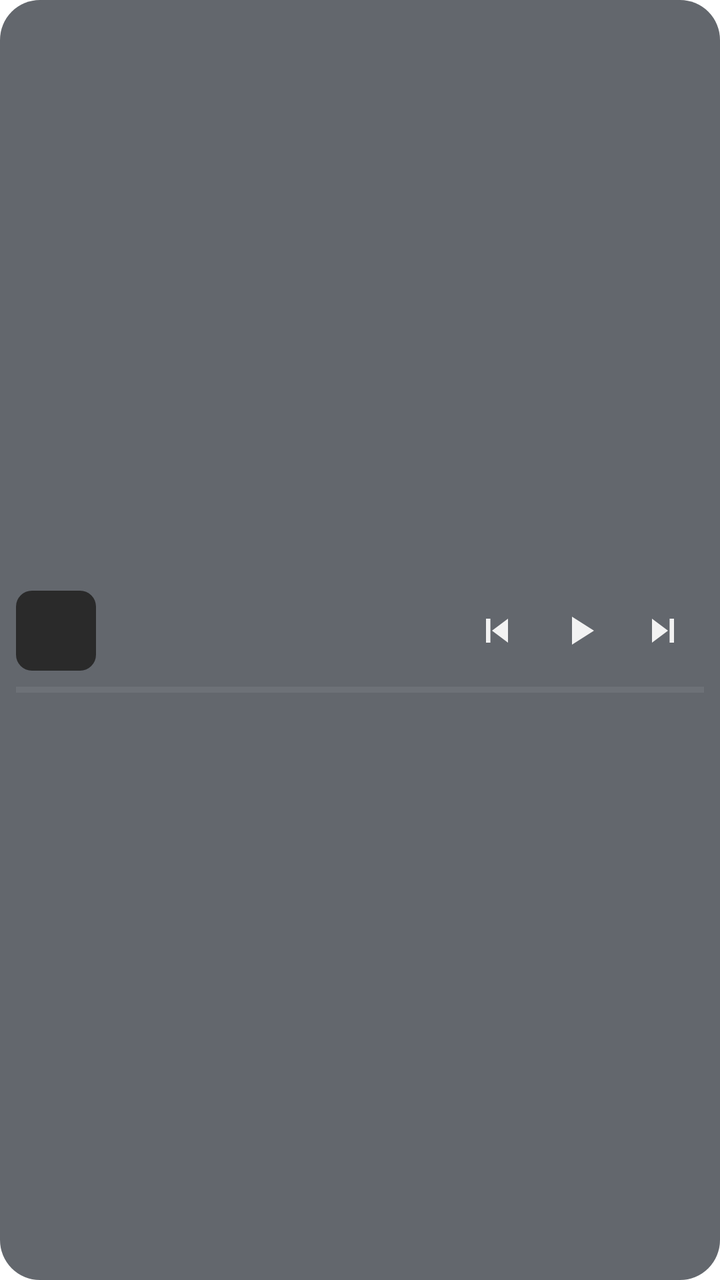
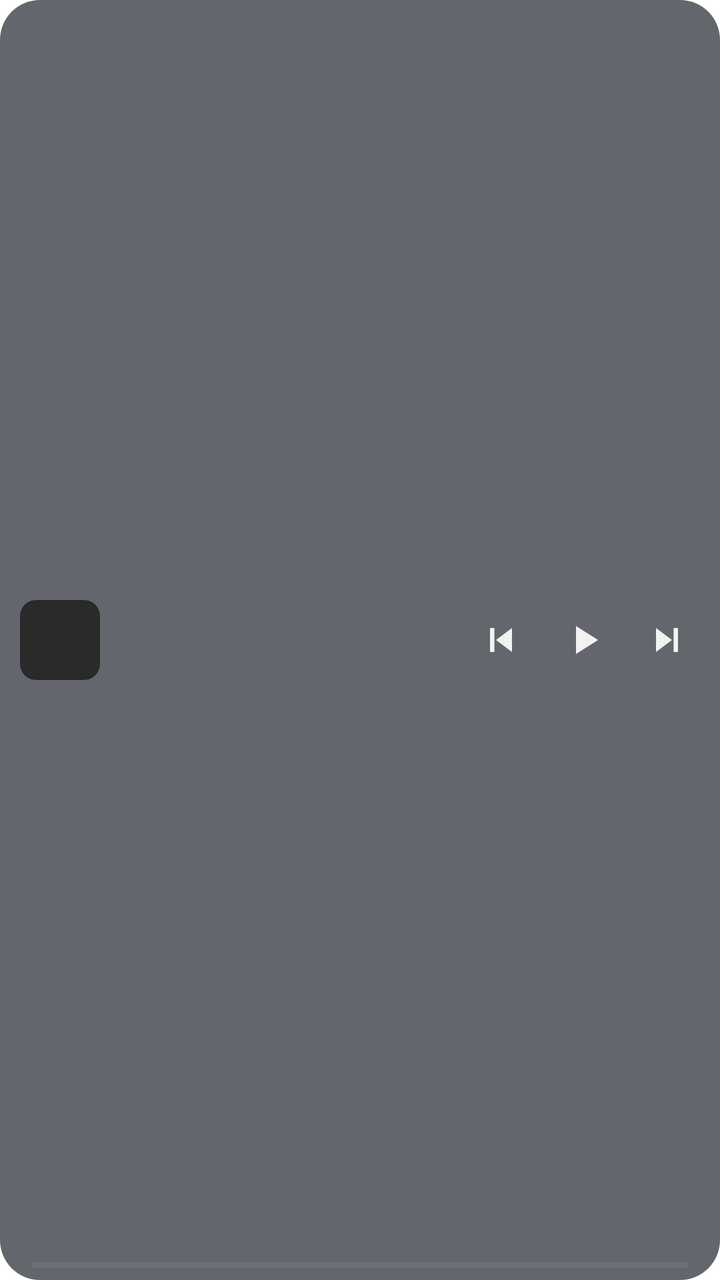

The first picture is an Android layout as it rendered before a commit; the second is the same layout after the commit. The layout source and the unified diff follow.
<!-- AndroidManifest.xml: fallback theme Theme.MaterialComponents.DayNight.NoActionBar -->
<!-- res/layout/jukebox_widget_compact.xml -->
<?xml version="1.0" encoding="utf-8"?>
<FrameLayout xmlns:android="http://schemas.android.com/apk/res/android"
  android:id="@+id/jukebox_widget_root"
  android:layout_width="match_parent" android:layout_height="match_parent">
  <ImageView android:id="@+id/jukebox_widget_glass"
    android:layout_width="match_parent" android:layout_height="match_parent"
    android:src="@drawable/jukebox_widget_background" android:scaleType="fitXY"
    android:importantForAccessibility="no" />
  <LinearLayout android:layout_width="match_parent" android:layout_height="match_parent"
    android:orientation="vertical" android:gravity="center_vertical" android:padding="8dp">
    <LinearLayout android:layout_width="match_parent" android:layout_height="wrap_content"
      android:orientation="horizontal" android:gravity="center_vertical">
  <ImageView
    android:id="@+id/jukebox_widget_art"
    android:layout_width="40dp"
    android:layout_height="40dp"
    android:background="@drawable/jukebox_widget_art_placeholder"
    android:contentDescription="@string/jukebox_widget_art"
    android:scaleType="centerCrop" />

  <LinearLayout
    android:layout_width="0dp"
    android:layout_height="wrap_content"
    android:layout_marginStart="12dp"
    android:layout_weight="1"
    android:orientation="vertical">

    <TextView
      android:id="@+id/jukebox_widget_title"
      android:layout_width="match_parent"
      android:layout_height="wrap_content"
      android:ellipsize="end"
      android:maxLines="1"
      android:textColor="#EDEDED"
      android:textSize="14sp" />

    <TextView
      android:id="@+id/jukebox_widget_artist"
      android:layout_width="match_parent"
      android:layout_height="wrap_content"
      android:ellipsize="end"
      android:layout_marginTop="2dp"
      android:maxLines="1"
      android:textColor="#D2D6DE"
      android:textSize="12sp" />
  </LinearLayout>

  <ImageButton
    android:id="@+id/jukebox_widget_previous"
    android:layout_width="40dp"
    android:layout_height="40dp"
    android:background="?android:attr/selectableItemBackgroundBorderless"
    android:contentDescription="@string/jukebox_widget_previous"
    android:padding="8dp"
    android:src="@drawable/jukebox_ic_previous" />

  <ImageButton
    android:id="@+id/jukebox_widget_toggle"
    android:layout_width="44dp"
    android:layout_height="44dp"
    android:background="?android:attr/selectableItemBackgroundBorderless"
    android:contentDescription="@string/jukebox_widget_toggle"
    android:padding="8dp"
    android:src="@drawable/jukebox_ic_play" />

  <ImageButton
    android:id="@+id/jukebox_widget_next"
    android:layout_width="40dp"
    android:layout_height="40dp"
    android:background="?android:attr/selectableItemBackgroundBorderless"
    android:contentDescription="@string/jukebox_widget_next"
    android:padding="8dp"
    android:src="@drawable/jukebox_ic_next" />

    </LinearLayout>
    <ProgressBar android:id="@+id/jukebox_widget_progress"
      style="?android:attr/progressBarStyleHorizontal"
      android:layout_width="match_parent" android:layout_height="3dp"
      android:layout_marginTop="6dp" android:max="1000" android:progress="0"
      android:indeterminate="false" android:progressTint="#F2F2F2"
      android:progressBackgroundTint="#40FFFFFF"
      android:contentDescription="@string/jukebox_widget_progress" />
  </LinearLayout>
</FrameLayout>
<!-- resources referenced by this layout -->
<resources>
  <!-- drawable jukebox_ic_next (drawable) -->
  <vector xmlns:android="http://schemas.android.com/apk/res/android"
    android:width="24dp" android:height="24dp"
    android:viewportWidth="24" android:viewportHeight="24"
    android:tint="#F2F2F2">
    <path android:fillColor="@android:color/white" android:pathData="M6,6 L14,12 L6,18 Z" />
    <path android:fillColor="@android:color/white" android:pathData="M14.8,6 h2.2 v12 h-2.2 z" />
  </vector>
  <!-- drawable jukebox_ic_play (drawable) -->
  <vector xmlns:android="http://schemas.android.com/apk/res/android"
    android:width="24dp" android:height="24dp"
    android:viewportWidth="24" android:viewportHeight="24"
    android:tint="#F2F2F2">
    <path android:fillColor="@android:color/white" android:pathData="M8,5 L19,12 L8,19 Z" />
  </vector>
  <!-- drawable jukebox_ic_previous (drawable) -->
  <vector xmlns:android="http://schemas.android.com/apk/res/android"
    android:width="24dp" android:height="24dp"
    android:viewportWidth="24" android:viewportHeight="24"
    android:tint="#F2F2F2">
    <path android:fillColor="@android:color/white" android:pathData="M7,6 h2.2 v12 h-2.2 z" />
    <path android:fillColor="@android:color/white" android:pathData="M18,6 L18,18 L10,12 Z" />
  </vector>
  <!-- drawable jukebox_widget_art_placeholder (drawable) -->
  <?xml version="1.0" encoding="utf-8"?>
  <shape xmlns:android="http://schemas.android.com/apk/res/android"
    android:shape="rectangle">
    <solid android:color="#2A2A2A" />
    <corners android:radius="8dp" />
  </shape>
  <!-- drawable jukebox_widget_background (drawable) -->
  <?xml version="1.0" encoding="utf-8"?>
  <shape xmlns:android="http://schemas.android.com/apk/res/android"
    android:shape="rectangle">
    <solid android:color="#B3222730" />
    <corners android:radius="20dp" />
  </shape>
  <string name="jukebox_widget_art">Album art</string>
  <string name="jukebox_widget_next">Next track</string>
  <string name="jukebox_widget_previous">Previous track</string>
  <string name="jukebox_widget_progress">Song progress</string>
  <string name="jukebox_widget_toggle">Play or pause</string>
</resources>

<!-- the commit's change to res/layout/jukebox_widget_compact.xml (unified diff, before → after) -->
@@ -6,79 +6,88 @@
     android:layout_width="match_parent" android:layout_height="match_parent"
     android:src="@drawable/jukebox_widget_background" android:scaleType="fitXY"
     android:importantForAccessibility="no" />
-  <LinearLayout android:layout_width="match_parent" android:layout_height="match_parent"
-    android:orientation="vertical" android:gravity="center_vertical" android:padding="8dp">
-    <LinearLayout android:layout_width="match_parent" android:layout_height="wrap_content"
-      android:orientation="horizontal" android:gravity="center_vertical">
-  <ImageView
-    android:id="@+id/jukebox_widget_art"
-    android:layout_width="40dp"
-    android:layout_height="40dp"
-    android:background="@drawable/jukebox_widget_art_placeholder"
-    android:contentDescription="@string/jukebox_widget_art"
-    android:scaleType="centerCrop" />
 
   <LinearLayout
-    android:layout_width="0dp"
+    android:layout_width="match_parent"
     android:layout_height="wrap_content"
-    android:layout_marginStart="12dp"
-    android:layout_weight="1"
-    android:orientation="vertical">
+    android:layout_gravity="center_vertical"
+    android:gravity="center_vertical"
+    android:orientation="horizontal"
+    android:paddingStart="10dp"
+    android:paddingEnd="6dp">
 
-    <TextView
-      android:id="@+id/jukebox_widget_title"
-      android:layout_width="match_parent"
+    <ImageView
+      android:id="@+id/jukebox_widget_art"
+      android:layout_width="40dp"
+      android:layout_height="40dp"
+      android:background="@drawable/jukebox_widget_art_placeholder"
+      android:contentDescription="@string/jukebox_widget_art"
+      android:scaleType="centerCrop" />
+
+    <LinearLayout
+      android:layout_width="0dp"
       android:layout_height="wrap_content"
-      android:ellipsize="end"
-      android:maxLines="1"
-      android:textColor="#EDEDED"
-      android:textSize="14sp" />
+      android:layout_marginStart="12dp"
+      android:layout_weight="1"
+      android:orientation="vertical">
 
-    <TextView
-      android:id="@+id/jukebox_widget_artist"
-      android:layout_width="match_parent"
-      android:layout_height="wrap_content"
-      android:ellipsize="end"
-      android:layout_marginTop="2dp"
-      android:maxLines="1"
-      android:textColor="#D2D6DE"
-      android:textSize="12sp" />
+      <TextView
+        android:id="@+id/jukebox_widget_title"
+        android:layout_width="match_parent"
+        android:layout_height="wrap_content"
+        android:ellipsize="end"
+        android:maxLines="1"
+        android:textColor="#EDEDED"
+        android:textSize="14sp" />
+
+      <TextView
+        android:id="@+id/jukebox_widget_artist"
+        android:layout_width="match_parent"
+        android:layout_height="wrap_content"
+        android:ellipsize="end"
+        android:layout_marginTop="2dp"
+        android:maxLines="1"
+        android:textColor="#D2D6DE"
+        android:textSize="12sp" />
+    </LinearLayout>
+
+    <ImageButton
+      android:id="@+id/jukebox_widget_previous"
+      android:layout_width="40dp"
+      android:layout_height="40dp"
+      android:background="?android:attr/selectableItemBackgroundBorderless"
+      android:contentDescription="@string/jukebox_widget_previous"
+      android:padding="8dp"
+      android:src="@drawable/jukebox_ic_previous" />
+
+    <ImageButton
+      android:id="@+id/jukebox_widget_toggle"
+      android:layout_width="44dp"
+      android:layout_height="44dp"
+      android:background="?android:attr/selectableItemBackgroundBorderless"
+      android:contentDescription="@string/jukebox_widget_toggle"
+      android:padding="8dp"
+      android:src="@drawable/jukebox_ic_play" />
+
+    <ImageButton
+      android:id="@+id/jukebox_widget_next"
+      android:layout_width="40dp"
+      android:layout_height="40dp"
+      android:background="?android:attr/selectableItemBackgroundBorderless"
+      android:contentDescription="@string/jukebox_widget_next"
+      android:padding="8dp"
+      android:src="@drawable/jukebox_ic_next" />
   </LinearLayout>
 
-  <ImageButton
-    android:id="@+id/jukebox_widget_previous"
-    android:layout_width="40dp"
-    android:layout_height="40dp"
-    android:background="?android:attr/selectableItemBackgroundBorderless"
-    android:contentDescription="@string/jukebox_widget_previous"
-    android:padding="8dp"
-    android:src="@drawable/jukebox_ic_previous" />
-
-  <ImageButton
-    android:id="@+id/jukebox_widget_toggle"
-    android:layout_width="44dp"
-    android:layout_height="44dp"
-    android:background="?android:attr/selectableItemBackgroundBorderless"
-    android:contentDescription="@string/jukebox_widget_toggle"
-    android:padding="8dp"
-    android:src="@drawable/jukebox_ic_play" />
-
-  <ImageButton
-    android:id="@+id/jukebox_widget_next"
-    android:layout_width="40dp"
-    android:layout_height="40dp"
-    android:background="?android:attr/selectableItemBackgroundBorderless"
-    android:contentDescription="@string/jukebox_widget_next"
-    android:padding="8dp"
-    android:src="@drawable/jukebox_ic_next" />
-
-    </LinearLayout>
-    <ProgressBar android:id="@+id/jukebox_widget_progress"
-      style="?android:attr/progressBarStyleHorizontal"
-      android:layout_width="match_parent" android:layout_height="3dp"
-      android:layout_marginTop="6dp" android:max="1000" android:progress="0"
-      android:indeterminate="false" android:progressTint="#F2F2F2"
-      android:progressBackgroundTint="#40FFFFFF"
-      android:contentDescription="@string/jukebox_widget_progress" />
-  </LinearLayout>
+  
+  <ProgressBar android:id="@+id/jukebox_widget_progress"
+    style="?android:attr/progressBarStyleHorizontal"
+    android:layout_width="match_parent" android:layout_height="3dp"
+    android:layout_gravity="bottom"
+    android:layout_marginStart="16dp" android:layout_marginEnd="16dp"
+    android:layout_marginBottom="6dp"
+    android:max="1000" android:progress="0"
+    android:indeterminate="false" android:progressTint="#F2F2F2"
+    android:progressBackgroundTint="#40FFFFFF"
+    android:contentDescription="@string/jukebox_widget_progress" />
 </FrameLayout>
